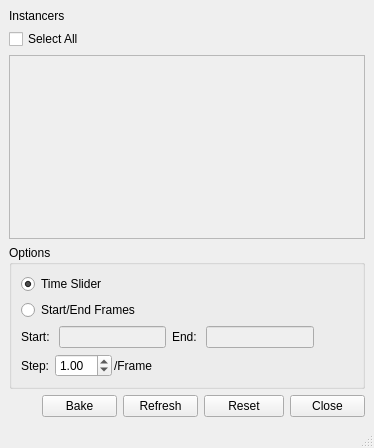
Above: ui/window.ui from iceanimations/bakeInstancer before the change. Below: the same form after it.
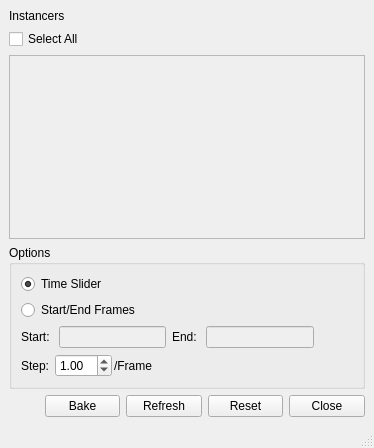
That is the form after the change.

Commit message: bake_particle_inst() changed to accept start and end frames, blinking functionality imlemented for widgets and bake() is also ready in window.py

Diff of the .ui file:
```diff
--- a/ui/window.ui
+++ b/ui/window.ui
@@ -301,6 +301,12 @@
       </item>
       <item>
        <widget class="QPushButton" name="resetButton">
+        <property name="minimumSize">
+         <size>
+          <width>75</width>
+          <height>0</height>
+         </size>
+        </property>
         <property name="toolTip">
          <string>Reset all the values of the window to default</string>
         </property>
```
Left out of the diff: 2 changed lines with no effect on the pictures. The commit also changes 2 other files.
